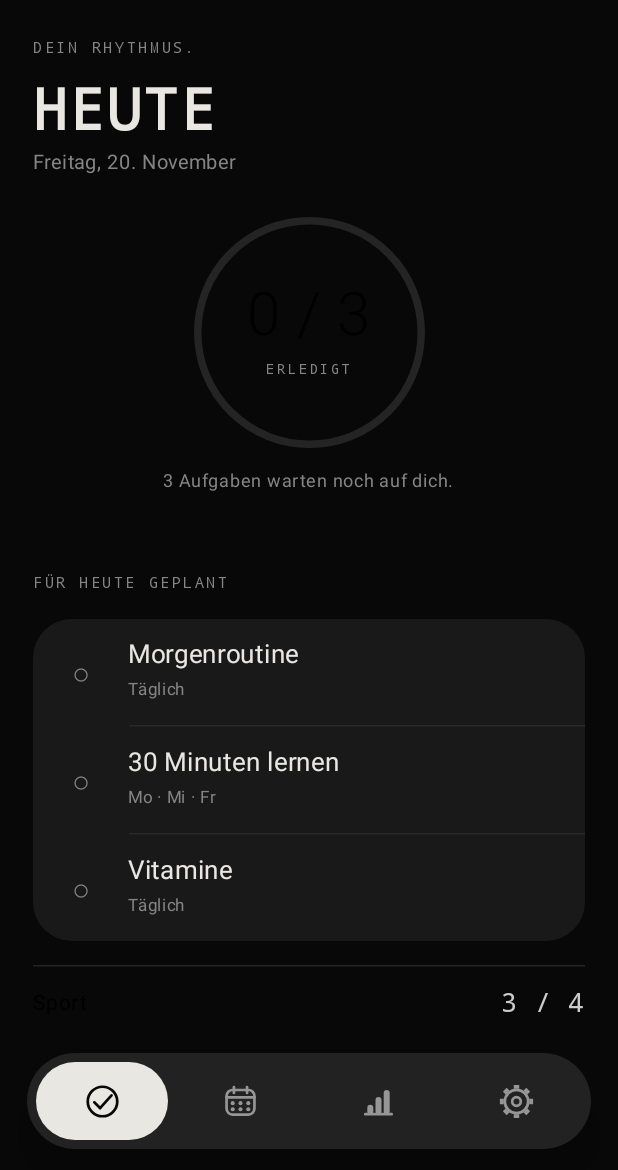
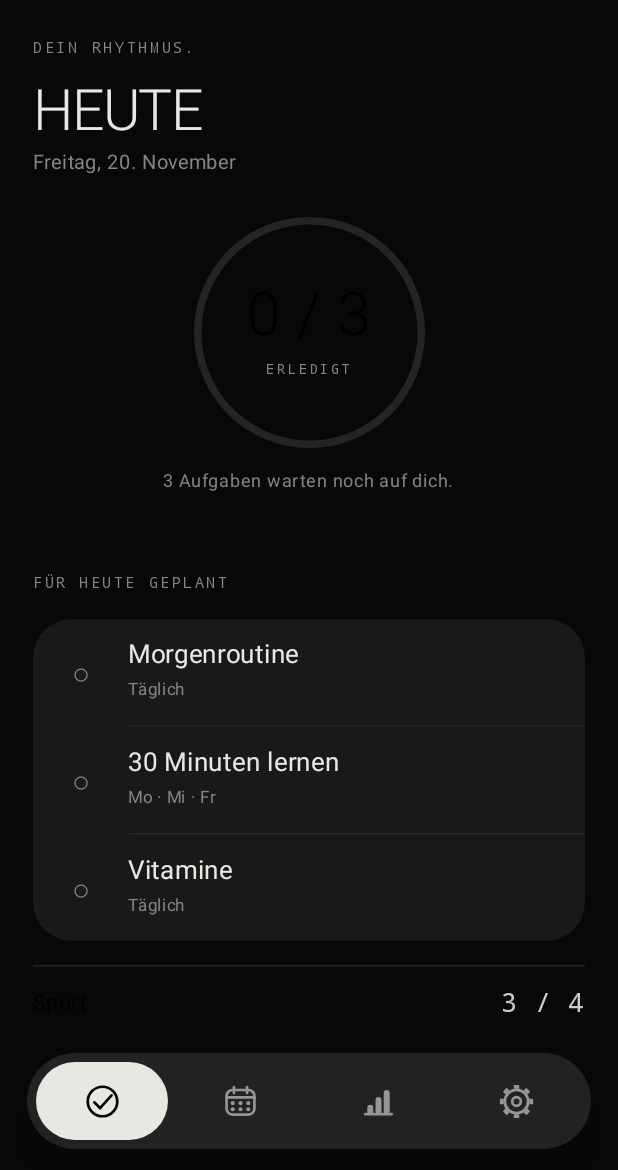
Before and after one commit to lukaechen/NPlanner, an Android app built with Jetpack Compose: the screen it shows after launch (MainActivity), on a phone screen of 412 x 824 dp, the part 66-1236 px from its top. Run offline under Robolectric (Android 15) with nearby library versions, the phone set to English and light mode, and no system bars.

Commit message:
Update MainActivity.kt

```diff
--- a/app/src/main/java/at/lukaechen/nplanner/MainActivity.kt
+++ b/app/src/main/java/at/lukaechen/nplanner/MainActivity.kt
@@ -43,6 +43,8 @@ private val Muted = Color(0xFF858585)
 private val Red = Color(0xFFE03930)
 
 data class Rule(val id: String, val name: String, val days: Set<Int>)
+
+private val LocalDotHeadings = compositionLocalOf { false }
 
 class MainActivity : ComponentActivity() {
     private val prefs by lazy { getSharedPreferences("nplanner-v2", MODE_PRIVATE) }
@@ -91,18 +93,25 @@ class MainActivity : ComponentActivity() {
         var tick by remember { mutableIntStateOf(0) }
         var addDialog by remember { mutableStateOf(false) }
         var newName by remember { mutableStateOf("") }
+        var dotHeadings by remember { mutableStateOf(prefs.getBoolean("use_ndot_headings", false)) }
 
         LaunchedEffect(Unit) { while (true) { date = LocalDate.now(); delay(30_000) } }
         fun doneKey(rule: Rule, d: LocalDate = date) = "done:$d:${rule.id}"
         fun completed(rule: Rule, d: LocalDate = date) = prefs.getBoolean(doneKey(rule, d), false)
         fun setCompleted(rule: Rule, value: Boolean) { prefs.edit().putBoolean(doneKey(rule), value).apply(); tick++ }
 
+        CompositionLocalProvider(LocalDotHeadings provides dotHeadings) {
         Box(Modifier.fillMaxSize().background(Bg)) {
             when (page) {
                 0 -> TodayScreen(ndot, date, rules.filter { date.dayOfWeek.value in it.days }, ::completed, ::setCompleted, tick)
                 1 -> HistoryScreen(ndot, date, rules, ::completed, tick)
                 2 -> StatsScreen(ndot, date, rules, ::completed, tick)
                 else -> SetupScreen(ndot, rules,
+                    useDotHeadings = dotHeadings,
+                    onHeadingStyleChange = { enabled ->
+                        dotHeadings = enabled
+                        prefs.edit().putBoolean("use_ndot_headings", enabled).apply()
+                    },
                     onMove = { from, to -> rules = rules.toMutableList().also { val x = it.removeAt(from); it.add(to, x) }; saveRules(rules) },
                     onAdd = { addDialog = true }
                 )
@@ -122,20 +131,29 @@ class MainActivity : ComponentActivity() {
             }) { Text("Anlegen") } },
             dismissButton = { TextButton(onClick = { addDialog = false }) { Text("Abbrechen") } }
         )
+        }
     }
 }
 
 @Composable private fun DisplayTitle(text: String, ndot: FontFamily, modifier: Modifier = Modifier, fontSize: androidx.compose.ui.unit.TextUnit = 38.sp) {
-    // The current uploaded font file renders empty glyphs on-device. Keep titles visible and mark the exact switch point.
-    // After a verified NDOT47 TTF is uploaded, replace FontFamily.Monospace below with ndot.
-    Text(text, modifier = modifier, color = White, fontFamily = FontFamily.Monospace, fontWeight = FontWeight.Bold, fontSize = fontSize, lineHeight = fontSize * 1.05f, letterSpacing = 2.sp)
+    val useDot = LocalDotHeadings.current
+    Text(
+        text = text,
+        modifier = modifier,
+        color = White,
+        fontFamily = if (useDot) ndot else FontFamily.SansSerif,
+        fontWeight = if (useDot) FontWeight.Normal else FontWeight.Light,
+        fontSize = fontSize,
+        lineHeight = fontSize * 1.12f,
+        letterSpacing = if (useDot) 1.sp else (-0.8).sp
+    )
 }
 
 @Composable private fun Screen(ndot: FontFamily, eyebrow: String, title: String, subtitle: String, scrollable: Boolean = true, content: @Composable ColumnScope.() -> Unit) {
     val base = Modifier.fillMaxSize().padding(horizontal = 22.dp).padding(top = 20.dp, bottom = 102.dp)
     Column(if (scrollable) base.verticalScroll(rememberScrollState()) else base) {
         Row(verticalAlignment = Alignment.CenterVertically) {
-            Box(Modifier.size(6.dp).background(Red, CircleShape)); Spacer(Modifier.width(9.dp)); Text("NPLANNER 0.5", fontFamily = FontFamily.Monospace, fontSize = 11.sp, letterSpacing = 2.sp)
+            Box(Modifier.size(6.dp).background(Red, CircleShape)); Spacer(Modifier.width(9.dp)); Text("NPLANNER 0.6", fontFamily = FontFamily.Monospace, fontSize = 11.sp, letterSpacing = 2.sp)
         }
         Spacer(Modifier.height(20.dp)); Text(eyebrow, color = Muted, fontFamily = FontFamily.Monospace, fontSize = 10.sp, letterSpacing = 1.8.sp)
         DisplayTitle(title, ndot, Modifier.padding(top = 7.dp), 38.sp)
@@ -224,9 +242,32 @@ class MainActivity : ComponentActivity() {
 
 @Composable private fun StatCard(label: String, value: String, modifier: Modifier) { Surface(modifier, color=Panel, shape=RoundedCornerShape(24.dp)) { Column(Modifier.padding(20.dp)) { SectionLabel(label); Text(value, fontSize=34.sp) } } }
 
-@Composable private fun SetupScreen(ndot: FontFamily, rules: List<Rule>, onMove: (Int, Int) -> Unit, onAdd: () -> Unit) {
+@Composable private fun SetupScreen(ndot: FontFamily, rules: List<Rule>, useDotHeadings: Boolean, onHeadingStyleChange: (Boolean) -> Unit, onMove: (Int, Int) -> Unit, onAdd: () -> Unit) {
     Screen(ndot, "DEINE REGELN.", "EINSTELLUNGEN", "Einmal planen. Im Alltag nur erledigen.") {
-        SectionLabel("REGELMÄSSIGE AUFGABEN")
+        SectionLabel("DARSTELLUNG")
+ Surface(color = Panel, shape = RoundedCornerShape(22.dp), modifier = Modifier.fillMaxWidth()) {
+     Column(Modifier.padding(16.dp)) {
+         Text("Überschriftenschrift", fontSize = 16.sp, color = White)
+         Text("Normaler Text bleibt in der Systemschrift.", fontSize = 11.sp, color = Muted)
+         Spacer(Modifier.height(12.dp))
+         Row(horizontalArrangement = Arrangement.spacedBy(8.dp)) {
+             listOf(false to "Klassisch", true to "N-Dot").forEach { (dot, label) ->
+                 Surface(
+                     modifier = Modifier.weight(1f).clickable { onHeadingStyleChange(dot) },
+                     color = if (useDotHeadings == dot) White else Panel2,
+                     shape = RoundedCornerShape(16.dp)
+                 ) {
+                     Text(label, color = if (useDotHeadings == dot) Bg else White,
+                         fontSize = 13.sp, modifier = Modifier.padding(vertical = 12.dp, horizontal = 10.dp))
+                 }
+             }
+         }
+         Spacer(Modifier.height(10.dp))
+         DisplayTitle("NPLANNER", ndot, fontSize = 25.sp)
+     }
+ }
+
+ SectionLabel("REGELMÄSSIGE AUFGABEN")
         rules.forEachIndexed { index, rule ->
             Surface(color=Panel, shape=RoundedCornerShape(22.dp), modifier=Modifier.fillMaxWidth().padding(vertical=5.dp)) {
                 Row(Modifier.padding(12.dp), verticalAlignment=Alignment.CenterVertically) {
```
